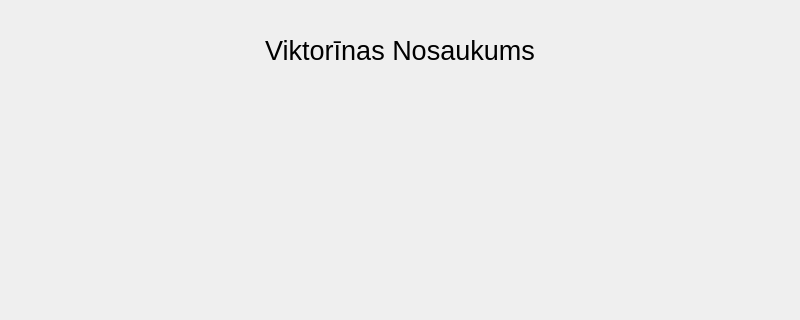
This is questionaire.ui in ralphrbergman/viktorina as Qt 5 draws it before an edit; both pictures show x 0 to 800 and y 0 to 320 of the 800 by 600 pixel window. The edited form follows.
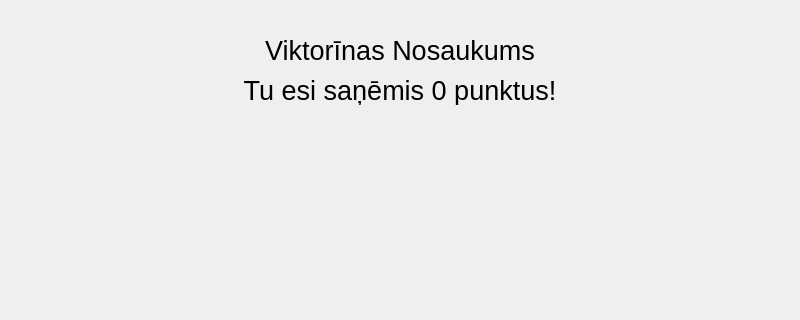
This is the edited form. The open tabs and pages were chosen to show the change.

Commit message: Added score display label in end screen

What changed in the file:
```diff
--- a/questionaire.ui
+++ b/questionaire.ui
@@ -237,7 +237,7 @@
       <property name="geometry">
        <rect>
         <x>150</x>
-        <y>100</y>
+        <y>125</y>
         <width>500</width>
         <height>300</height>
        </rect>
@@ -264,6 +264,27 @@
        <string>Atkārtot</string>
       </property>
      </widget>
+     <widget class="QLabel" name="punkti_2">
+      <property name="geometry">
+       <rect>
+        <x>0</x>
+        <y>75</y>
+        <width>800</width>
+        <height>30</height>
+       </rect>
+      </property>
+      <property name="font">
+       <font>
+        <pointsize>20</pointsize>
+       </font>
+      </property>
+      <property name="text">
+       <string>Tu esi saņēmis 0 punktus!</string>
+      </property>
+      <property name="alignment">
+       <set>Qt::AlignmentFlag::AlignCenter</set>
+      </property>
+     </widget>
     </widget>
    </widget>
   </widget>
```
